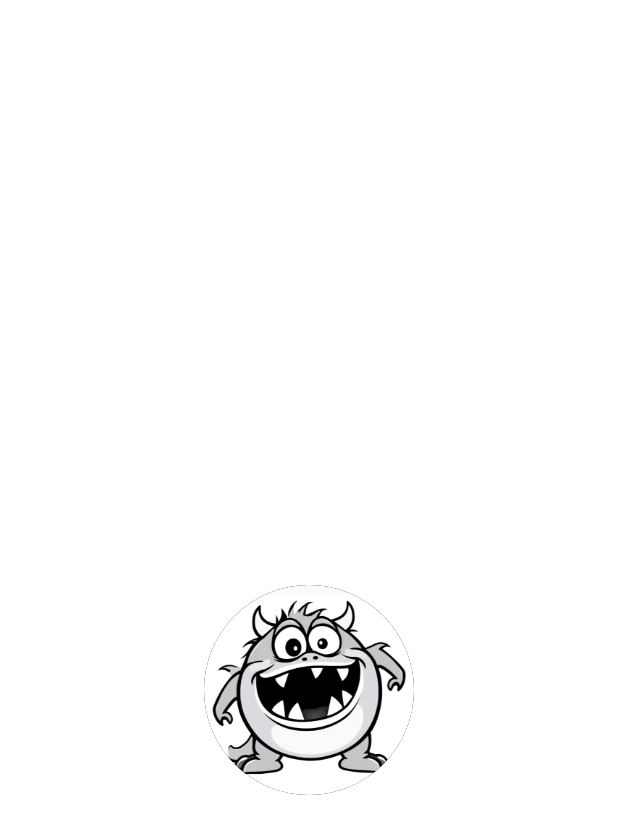
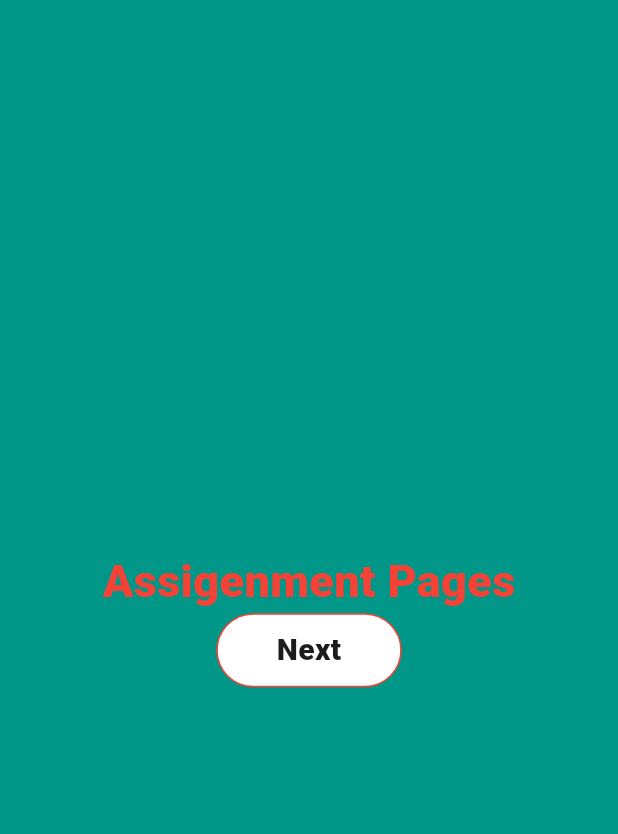
Before and after one commit to YasirYcs/Flutter_Beautiful_Workls, a Flutter app: the screen it shows after launch, on a phone screen of 412 x 824 dp. Shown: the top 834 px of the screen. Run offline on Flutter 3.47's test engine with Material 3 defaults, Android fonts, the light colour scheme and no system bars; our stand-ins replace get, sqflite; accounts and stored records are empty.

Commit message:
Done assignment 2

```diff
--- /dev/null
+++ b/lib/AssignmentHomePage.dart
@@ -0,0 +1,52 @@
+import 'package:flutter/material.dart';
+import 'package:get/get.dart';
+import 'package:quick_look/Assignment1.dart';
+import 'Assignment2.dart';
+class Assignmenthomepage extends StatelessWidget {
+  const Assignmenthomepage({super.key});
+
+  @override
+  Widget build(BuildContext context) {
+    var size = Get.size;
+    RxBool menuclicked = false.obs;
+    return Scaffold(
+      body: SafeArea(
+        child: Column(
+          mainAxisAlignment: MainAxisAlignment.center,
+          children: [
+            Center(
+              child: Text('Assigenment Pages', style:TextStyle(
+                fontWeight: FontWeight.w800, fontSize: 30,
+                color: Colors.red
+              ),),
+            ),
+
+            GestureDetector(
+              onTap: () {
+                Get.to(Assignment1());
+
+              },
+              child: Container(
+                width: size.height*.15,
+                height: size.height*.06,
+                decoration: BoxDecoration(
+                  border: Border.all(color: Colors.red),
+                  borderRadius: BorderRadius.all(Radius.circular(50)),
+                  color: Colors.white
+                ),
+                child: Center(
+                  child: Text('Next', style:TextStyle(
+                    fontWeight: FontWeight.w800, fontSize: 20,
+                  ),),
+                ),
+              ),
+            ),
+
+
+          ],
+        ),
+      ),
+      backgroundColor: Colors.teal,
+    );
+  }
+}
--- a/lib/main.dart
+++ b/lib/main.dart
@@ -1,6 +1,6 @@
 import 'package:flutter/material.dart';
 import 'package:get/get.dart';
-import 'package:quick_look/test.dart'; // Import the Door class
+import 'package:quick_look/AssignmentHomePage.dart'; // Import the Door class
 
 void main() {
   runApp(const MyApp());
@@ -13,7 +13,7 @@ class MyApp extends StatelessWidget {
   Widget build(BuildContext context) {
     return GetMaterialApp(
       debugShowCheckedModeBanner: false, // Optional: Hide the debug banner
-      home: const Test(),
+      home: const Assignmenthomepage()
     ); // Use the Door widget
   }
 }
--- a/lib/test.dart
+++ /dev/null
@@ -1,170 +0,0 @@
-import 'package:flutter/material.dart';
-import 'package:get/get.dart';
-
-class Test extends StatelessWidget {
-  const Test({super.key});
-
-  @override
-  Widget build(BuildContext context) {
-    var size = Get.size;
-    RxBool menuclicked = false.obs; // Reactive variable
-    RxBool circleclicked = false.obs;
-
-    return Scaffold(
-      backgroundColor: Colors.white,
-      body: SingleChildScrollView(
-        scrollDirection: Axis.vertical,
-
-        child: SafeArea(
-          child: SizedBox(
-            height: size.height,
-            width: size.width,
-            child: Stack(
-              alignment: Alignment.center,
-              children: [
-                Obx(
-                  () => AnimatedPositioned(
-                    duration: Duration(milliseconds: 355),
-                    curve: Curves.decelerate,
-                    top: menuclicked.value ? 150 : 40,
-                    left: menuclicked.value ? 115 : 115,
-                    child: GestureDetector(
-                      onTap: () {
-                        if (circleclicked.value) {
-                          // Only toggle menuClicked if circleClicked is true
-                          menuclicked.value = !menuclicked.value;
-                        }
-                      },
-                      child: AnimatedOpacity(
-                        duration: Duration(milliseconds: 355),
-                        opacity: circleclicked.value ? 1 : 0,
-                        child: Text(
-                          menuclicked.value ? "Collapse Baby" : "Expand Baby",
-                          style: TextStyle(
-                            fontSize: menuclicked.value ? 20 : 25,
-                            fontWeight: menuclicked.value
-                                ? FontWeight.w100
-                                : FontWeight.w900,
-                            color: menuclicked.value ? Colors.red : Colors.black,
-                          ),
-                        ),
-                      ),
-                    ),
-                  ),
-                ),
-
-                //container 1
-
-
-                Obx(() => AnimatedPositioned(
-                      duration: Duration(milliseconds: 255),
-                      curve: Curves.decelerate,
-                      top: circleclicked.value?(menuclicked.value ? 300 : 360): 400,
-                      child: AnimatedContainer(
-                        duration: const Duration(milliseconds: 355),
-                        curve: Curves.easeOut,
-                        height: circleclicked.value?(menuclicked.value ? 350 : 200):100,
-                        width: circleclicked.value?(menuclicked.value ? 350 : 200):100,
-                        decoration: BoxDecoration(
-                          color: Color(0xffa09ea0),
-                          borderRadius:
-                              BorderRadius.circular(menuclicked.value ? 80 : 100),
-                        ),
-                        child: Padding(
-                          padding: EdgeInsets.symmetric(horizontal: 50.0),
-                          child: AnimatedOpacity(
-                            duration: Duration(milliseconds: 1355),
-                            opacity: menuclicked.value ? 1 : 0,
-                            curve: Curves.easeIn,
-                            child: SingleChildScrollView(
-                              child: Column(
-                                mainAxisAlignment: MainAxisAlignment.center,
-                                children: [
-                                  if (menuclicked.value)
-                                    ...[
-                                      ListTile(
-                                        leading: Icon(Icons.shopping_cart),
-                                        title: Text('Items in Cart'),
-                                      ),
-                                      ListTile(
-                                        leading: Icon(Icons.history),
-                                        title: Text('Purchase History'),
-                                      ),
-                                      ListTile(
-                                        leading: Icon(Icons.settings),
-                                        title: Text('App Settings'),
-                                      ),
-                                    ],
-                                ],
-                              ),
-                            ),
-                          ),
-                        ),
-                      ),
-                    )),
-
-                //container 2
-
-                Obx(() => AnimatedPositioned(
-                      duration: Duration(milliseconds: 355),
-                      curve: Curves.decelerate,
-                      top: circleclicked.value?(menuclicked.value ? 700 : 375):400,
-                      right: menuclicked.value ? 30 : null,
-                      child: AnimatedContainer(
-                        duration: const Duration(milliseconds: 255),
-                        curve: Curves.easeIn,
-                        height: circleclicked.value?(menuclicked.value ? 80 : 170): 60,
-                        width: circleclicked.value?(menuclicked.value ? 80 : 170): 60,
-                        decoration: BoxDecoration(
-                          color: Color(0xff4c4c4c),
-                          borderRadius: BorderRadius.circular(85),
-                        ),
-                        child: menuclicked.value
-                            ? GestureDetector(
-                          onTap: () {
-                            menuclicked.value=!menuclicked.value;
-                          },
-                              child: Icon(Icons
-                                  .refresh_sharp),
-                            ) // show the icon when menuclicked is true
-                            : null,
-                      ),
-                    )),
-
-                //container 3
-
-                Obx(() => AnimatedPositioned(
-                      duration: Duration(milliseconds: 355),
-                      curve: Curves.decelerate,
-                      top: menuclicked.value ? 50 : 390,
-                      child: GestureDetector(
-                        onTap: () {
-                          if(menuclicked.value)
-                            {
-                              circleclicked.value = !circleclicked.value;
-                            }
-                          circleclicked.value = !circleclicked.value;
-                        },
-                        child: AnimatedContainer(
-                          duration: Duration(milliseconds: 755),
-                          curve: Curves.easeOut,
-                          height: menuclicked.value ? 100 : 140,
-                          width: menuclicked.value ? 100 : 140,
-                          decoration: BoxDecoration(
-                            color: Color(0xff000000),
-                            borderRadius: BorderRadius.circular(
-                                menuclicked.value ? 65 : 70),
-                            image: DecorationImage(image: AssetImage('images/Screenshot 2024-10-11 031339.png'),
-                            fit: BoxFit.fill )
-                          ),
-                        ),
-                      ),
-                    )),
-              ],
-            ),
-          ),
-        ),
-      ),
-    );
-  }
-}
--- a/pubspec.yaml
+++ b/pubspec.yaml
@@ -13,6 +13,8 @@ dependencies:
   cupertino_icons: ^1.0.8
   floating_action_bubble: ^1.1.4
   get: ^4.6.6
+  sqflite: ^2.2.5
+  path: ^1.8.3
 
 dev_dependencies:
   flutter_launcher_icons: ^0.10.0
```
Also changed, not shown: lib/Assignment1.dart (added, +194 -0 lines), lib/Assignment2.dart (added, +99 -0 lines), lib/database_service.dart (added, +36 -0 lines), lib/user_controller.dart (added, +24 -0 lines), lib/user_model.dart (added, +25 -0 lines), pubspec.lock.
